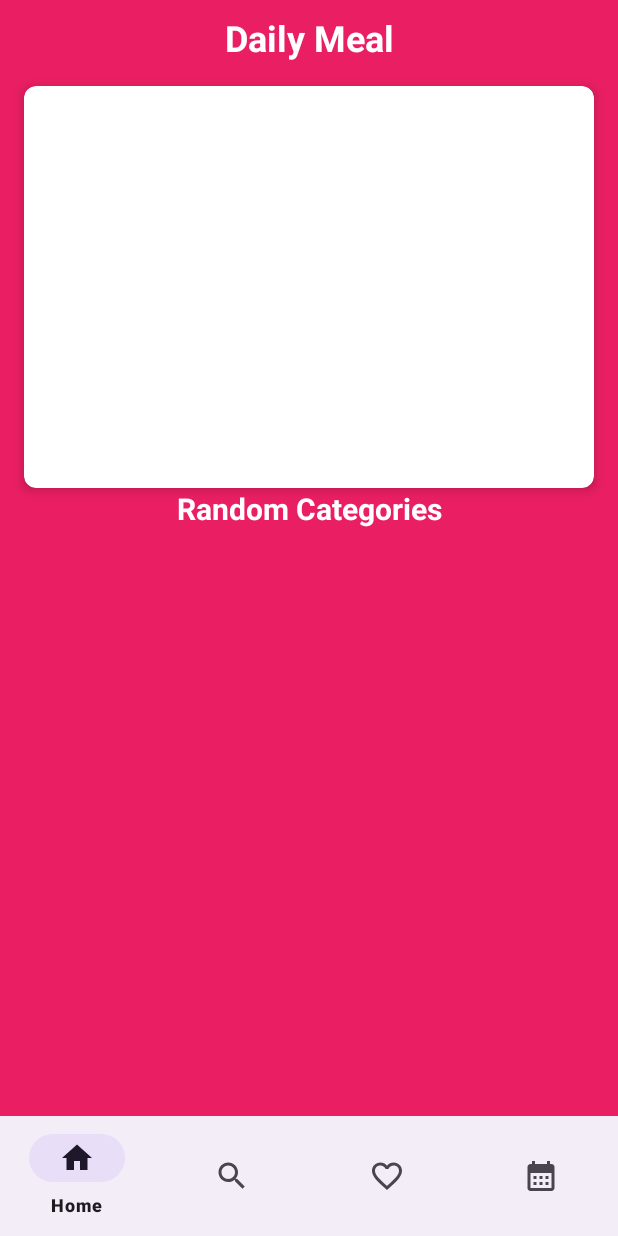
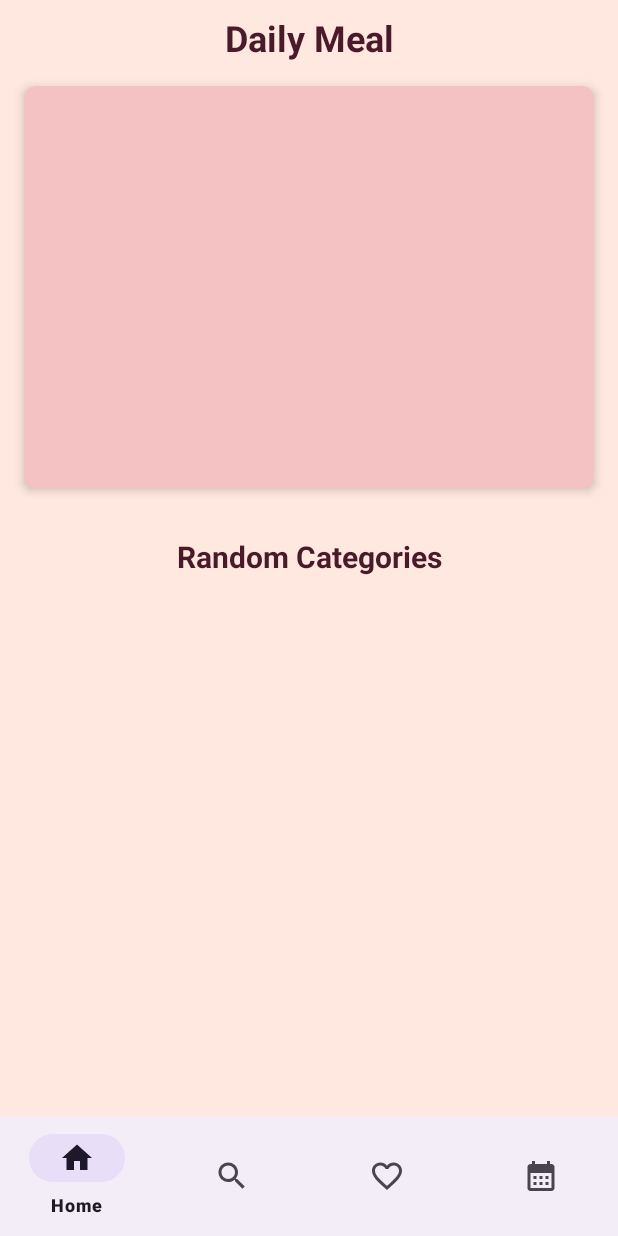
Before and after one commit to hanan1405Q/FoodPlanner, an Android app: the screen it shows after launch (MainActivity2), on a phone screen of 412 x 824 dp. Run offline under Robolectric (Android 15) with nearby library versions, the phone set to English and light mode, and no system bars; pictures from the network do not load; Roboto replaces fonts that are not available here; 1 statement that could not run was skipped.

Commit message:
Updating Ui Design

```diff
--- a/app/src/main/res/layout/fragment_home.xml
+++ b/app/src/main/res/layout/fragment_home.xml
@@ -7,12 +7,12 @@
     android:layout_width="match_parent"
     android:layout_height="match_parent"
     android:fillViewport="true"
+    android:background="@color/backgroundColor"
     tools:context=".home.view.HomeFragment">
 
 <androidx.constraintlayout.widget.ConstraintLayout
 android:layout_width="match_parent"
-        android:layout_height="match_parent"
-        android:background="#E91E63">
+android:layout_height="match_parent">
 
 <!-- Vertical Guidelines -->
 <androidx.constraintlayout.widget.Guideline
@@ -51,7 +51,7 @@
     android:layout_height="wrap_content"
     android:fontFamily="@font/alkatra_medium"
     android:text="Daily Meal"
-            android:textColor="#FFFFFF"
+    android:textColor="@color/titleColor"
     android:textSize="24sp"
     android:textStyle="bold"
     app:layout_constraintEnd_toEndOf="parent"
@@ -67,7 +67,7 @@
     android:layout_marginStart="16dp"
     android:layout_marginTop="16dp"
     android:layout_marginEnd="16dp"
-            app:cardBackgroundColor="#FFFFFF"
+    android:backgroundTint="@color/babyPink"
     app:cardCornerRadius="8dp"
     app:cardElevation="4dp"
     app:layout_constraintEnd_toEndOf="parent"
@@ -89,7 +89,8 @@
         app:layout_constraintDimensionRatio="1:1"
         app:layout_constraintEnd_toEndOf="parent"
         app:layout_constraintStart_toStartOf="parent"
-                    app:layout_constraintTop_toTopOf="parent" />
+        app:layout_constraintTop_toTopOf="parent"
+        app:shapeAppearanceOverlay="@style/RoundCorner"/>
 
     <!-- Meal Name TextView -->
     <TextView
@@ -98,13 +99,12 @@
         android:layout_height="wrap_content"
         android:layout_marginTop="8dp"
         android:fontFamily="casual"
-                    android:textColor="#000000"
+        android:textColor="@color/bodyTextColor"
         android:textSize="18sp"
         app:layout_constraintEnd_toEndOf="parent"
         app:layout_constraintStart_toStartOf="parent"
         app:layout_constraintTop_toBottomOf="@id/imgMeal" />
 </androidx.constraintlayout.widget.ConstraintLayout>
-
 </androidx.cardview.widget.CardView>
 
     <!-- Title for Random Category -->
@@ -112,15 +112,17 @@
         android:id="@+id/txtRandomCategoryTitle"
         android:layout_width="wrap_content"
         android:layout_height="wrap_content"
+        android:layout_marginTop="32dp"
         android:fontFamily="@font/alkatra_medium"
         android:text="Random Categories"
-            android:textColor="#FFFFFF"
+        android:textColor="@color/titleColor"
         android:textSize="20sp"
         android:textStyle="bold"
+        app:layout_constraintBottom_toTopOf="@id/recycler_randomCategory"
         app:layout_constraintEnd_toEndOf="parent"
         app:layout_constraintStart_toStartOf="parent"
         app:layout_constraintTop_toBottomOf="@id/cardMeal"
-            app:layout_constraintBottom_toTopOf="@id/recycler_randomCategory" />
+        app:shapeAppearanceOverlay="@style/RoundCorner"/>
 
     <!-- Random Category RecyclerView -->
 <androidx.recyclerview.widget.RecyclerView
@@ -147,7 +149,5 @@
 app:layout_constraintEnd_toEndOf="parent"
 app:layout_constraintStart_toStartOf="parent"
 app:layout_constraintBottom_toBottomOf="@+id/gl_horizontal_bottom"/>
-
     </androidx.constraintlayout.widget.ConstraintLayout>
-
     </androidx.core.widget.NestedScrollView>
--- a/app/src/main/res/layout/row_ingrediant_with_measure.xml
+++ b/app/src/main/res/layout/row_ingrediant_with_measure.xml
@@ -13,12 +13,13 @@
         android:layout_width="96dp"
         android:layout_height="96dp"
         android:layout_marginTop="8dp"
-        android:background="@drawable/btn_round_background"
+        android:background="@color/babyPink"
         android:contentDescription="@string/img_bg"
         app:layout_constraintEnd_toEndOf="parent"
         app:layout_constraintHorizontal_bias="0.498"
         app:layout_constraintStart_toStartOf="parent"
         app:layout_constraintTop_toTopOf="parent"
+        app:shapeAppearanceOverlay="@style/RoundCorner"
         />
 
     <ImageView
@@ -31,6 +32,7 @@
         app:layout_constraintEnd_toEndOf="@+id/imgBackground"
         app:layout_constraintStart_toStartOf="@+id/imgBackground"
         app:layout_constraintTop_toTopOf="@+id/imgBackground"
+        app:shapeAppearanceOverlay="@style/RoundCorner"
         />
 
     <TextView
```
Also changed, not shown: app/src/main/res/layout/activity_detailed_meal.xml (+18 -13 lines), app/src/main/res/layout/row_category.xml (+15 -19 lines), app/src/main/res/values/colors.xml (+38 -7 lines). Lines whose indentation alone changed are shown as unchanged.
